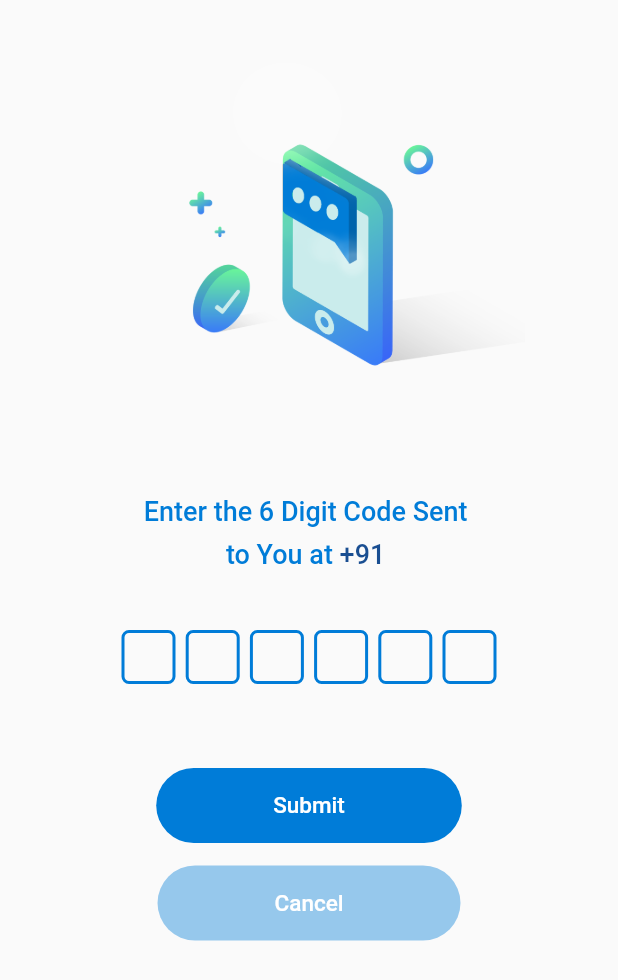
After one commit to aslahmp/smartBusDriver, a Flutter app: the LoginOtpView screen opened by its route, after a tap on "Submit", on a phone screen of 412 x 824 dp. The commit adds this screen. Shown: the top 980 px of the screen. Run offline on Flutter 3.47's test engine with Material 2 defaults, Android fonts, the phone set to English and light mode, and no system bars; drawn by our look-alikes of pin_code_fields; our stand-ins replace firebase_auth, firebase_core, firebase_database, get, shared_preferences; missing offline and left inert: result_type; accounts and stored records are empty; network calls fail; Roboto replaces fonts that are missing (Lorinbold, Lorinregular).

Commit message:
login compleated

```diff
--- /dev/null
+++ b/lib/app/data/firbase/auth/firbase_auth.dart
@@ -0,0 +1,43 @@
+// ignore_for_file: use_function_type_syntax_for_parameters
+
+import 'package:firebase_auth/firebase_auth.dart';
+import 'package:result_type/result_type.dart';
+
+class FirebaseAuthHelper {
+  final _auth = FirebaseAuth.instance;
+  final _durationTimeOut = Duration(seconds: 60);
+
+  Future<void> sendSms(
+      {required String mobileNumber,
+      required Function(String, int?) codeSent,
+      required Function(FirebaseAuthException) verificationFailed}) async {
+    bool? isSuccess;
+    String messege = '';
+
+    await _auth.verifyPhoneNumber(
+      phoneNumber: '+91' + mobileNumber,
+      verificationCompleted: (phoneAuthCredential) async {
+        await _auth.signInWithCredential(phoneAuthCredential);
+      },
+      verificationFailed: verificationFailed,
+      codeSent: codeSent,
+      codeAutoRetrievalTimeout: (verificationId) {},
+      timeout: _durationTimeOut,
+    );
+  }
+
+  Future<Result> verifySmsCode(String otp, String verificationId) async {
+    try {
+      await _auth.signInWithCredential(PhoneAuthProvider.credential(
+          verificationId: verificationId, smsCode: otp));
+    } catch (e) {
+      return Failure('');
+    } finally {
+      if (_auth.currentUser != null) {
+        return Success('');
+      } else {
+        return Failure('');
+      }
+    }
+  }
+}
--- a/lib/app/modules/LoginMobileNumber/controllers/login_mobile_number_controller.dart
+++ b/lib/app/modules/LoginMobileNumber/controllers/login_mobile_number_controller.dart
@@ -28,7 +28,7 @@ class LoginMobileNumberController extends GetxController {
       var mobileNumberExist =
           await userFirebase.checkUserExist(mobileNumberController.text);
       if (mobileNumberExist) {
-        // Get.toNamed(Routes.LOGIN_OTP);
+        Get.toNamed(Routes.LOGIN_OTP);
       } else {
         Get.showSnackbar(GetSnackBar(
           messageText: Text(
--- /dev/null
+++ b/lib/app/modules/LoginOtp/bindings/login_otp_binding.dart
@@ -0,0 +1,12 @@
+import 'package:get/get.dart';
+
+import '../controllers/login_otp_controller.dart';
+
+class LoginOtpBinding extends Bindings {
+  @override
+  void dependencies() {
+    Get.lazyPut<LoginOtpController>(
+      () => LoginOtpController(),
+    );
+  }
+}
--- /dev/null
+++ b/lib/app/modules/LoginOtp/controllers/login_otp_controller.dart
@@ -0,0 +1,102 @@
+import 'dart:async';
+
+import 'package:firebase_auth/firebase_auth.dart';
+import 'package:flutter/material.dart';
+import 'package:get/get.dart';
+
+import '../../../data/firbase/auth/firbase_auth.dart';
+import '../../../data/firbase/user/friebase_user.dart';
+import '../../../routes/app_pages.dart';
+import '../../LoginMobileNumber/controllers/login_mobile_number_controller.dart';
+
+class LoginOtpController extends GetxController {
+  var mobileNumber = ''.obs;
+  var mobileNumberController = Get.find<LoginMobileNumberController>();
+  final GlobalKey<FormState> formKey = GlobalKey<FormState>();
+  final otp = TextEditingController();
+  final _authFirebase = FirebaseAuthHelper();
+  final _userFirebase = FriebaseUser();
+  String? verificationId;
+  final isLoading = false.obs;
+
+  final _durationTimeOut = Duration(seconds: 60);
+  final isCanResendCode = false.obs;
+  final durationCountdown = 0.obs;
+  // var isShowWrongOtpText = false.obs;
+  @override
+  void onInit() {
+    mobileNumber.value = mobileNumberController.mobileNumberController.text;
+    verifyPhoneNumber();
+    super.onInit();
+  }
+
+  @override
+  void onReady() {
+    super.onReady();
+  }
+
+  void verifyPhoneNumber() async {
+    isLoading.value = true;
+
+    isCanResendCode.value = false;
+    await _authFirebase.sendSms(
+      mobileNumber: mobileNumber.value,
+      verificationFailed: (FirebaseAuthException e) async {
+        isLoading.value = false;
+        isCanResendCode.value = true;
+        Get.snackbar(
+          "Verification Failed",
+          e.message ?? '',
+          backgroundColor: Colors.white,
+          snackPosition: SnackPosition.BOTTOM,
+        );
+      },
+      codeSent: (verificationId, forceResendingToken) async {
+        this.verificationId = verificationId;
+        isLoading.value = false;
+        _validateCountdownResendCode();
+      },
+    );
+  }
+
+  void _validateCountdownResendCode() {
+    isCanResendCode.value = false;
+    var maxDurationInSecond = _durationTimeOut.inSeconds;
+    var currentDurationSecond = 0;
+    durationCountdown.value = maxDurationInSecond;
+
+    Timer.periodic(Duration(seconds: 1), (timer) {
+      currentDurationSecond++;
+      if (maxDurationInSecond - currentDurationSecond >= 0) {
+        durationCountdown.value = maxDurationInSecond - currentDurationSecond;
+      } else {
+        isCanResendCode.value = true;
+        timer.cancel();
+      }
+    });
+  }
+
+  void submitOtp() async {
+    isLoading.value = true;
+    if (formKey.currentState!.validate() && verificationId != null) {
+      isLoading.value = true;
+      var result = await _authFirebase.verifySmsCode(otp.text, verificationId!);
+      isLoading.value = false;
+      if (result.isSuccess) {
+        await _userFirebase.setUser(mobileNumber.value);
+        Get.offAllNamed(Routes.HOME);
+      } else {
+        Get.snackbar(
+          "Invalid Code",
+          "Please enter the correct code",
+          backgroundColor: Colors.white,
+          snackPosition: SnackPosition.BOTTOM,
+        );
+      }
+    }
+    isLoading.value = false;
+  }
+
+  @override
+  void onClose() {}
+}
--- /dev/null
+++ b/lib/app/modules/LoginOtp/views/local.widgets/enter_code_text.dart
@@ -0,0 +1,48 @@
+// ignore_for_file: use_key_in_widget_constructors
+
+import 'package:flutter/material.dart';
+import 'package:get/get.dart';
+
+import '../../../../../infastructure/utils/index.dart';
+import '../../controllers/login_otp_controller.dart';
+
+class EnterCodeText extends GetView<LoginOtpController> {
+  @override
+  Widget build(BuildContext context) {
+    return Container(
+      margin: EdgeInsets.only(top: 10),
+      child: Column(
+        children: [
+          Text(
+            'Enter the 6 Digit Code Sent ',
+            style: AppTextStyles.bold.copyWith(
+                fontSize: 18,
+                fontWeight: FontWeight.w500,
+                color: AppColors.blue2),
+          ),
+          verticalSpace(8),
+          Row(
+            mainAxisAlignment: MainAxisAlignment.center,
+            children: [
+              Text(
+                'to You at ',
+                style: AppTextStyles.bold.copyWith(
+                    fontSize: 18,
+                    fontWeight: FontWeight.w500,
+                    color: AppColors.blue2),
+              ),
+              Text(
+                '+91 ${controller.mobileNumber.value}',
+                style: AppTextStyles.bold.copyWith(
+                  fontSize: 18,
+                  color: AppColors.blue3,
+                  fontWeight: FontWeight.w500,
+                ),
+              ),
+            ],
+          ),
+        ],
+      ),
+    );
+  }
+}
--- /dev/null
+++ b/lib/app/modules/LoginOtp/views/local.widgets/image_view.dart
@@ -0,0 +1,23 @@
+import 'package:flutter/material.dart';
+
+import '../../../../../infastructure/utils/index.dart';
+
+class ImageView extends StatelessWidget {
+  const ImageView({
+    Key? key,
+  }) : super(key: key);
+
+  @override
+  Widget build(BuildContext context) {
+    return Align(
+      alignment: Alignment.topCenter,
+      child: Padding(
+        padding: const EdgeInsets.only(top: 20),
+        child: SizedBox(
+          height: 300,
+          child: Image.asset(AppImages.mobileLogainOtp),
+        ),
+      ),
+    );
+  }
+}
--- /dev/null
+++ b/lib/app/modules/LoginOtp/views/local.widgets/index.dart
@@ -0,0 +1,5 @@
+export './image_view.dart';
+export './enter_code_text.dart';
+export './otp_pin_field.dart';
+export './otp_cancel_button.dart';
+export './otp_submit_button.dart';
--- /dev/null
+++ b/lib/app/modules/LoginOtp/views/local.widgets/otp_cancel_button.dart
@@ -0,0 +1,29 @@
+import 'package:flutter/material.dart';
+import 'package:get/get.dart';
+
+import '../../../../../infastructure/utils/index.dart';
+import '../../controllers/login_otp_controller.dart';
+
+class OtpCancelButton extends GetView<LoginOtpController> {
+  @override
+  Widget build(BuildContext context) {
+    return Container(
+      margin: EdgeInsets.only(bottom: Get.height > 700 ? 90 : 60),
+      child: TextButton(
+          onPressed: () => Get.back(),
+          child: Padding(
+            padding: const EdgeInsets.symmetric(horizontal: 70, vertical: 8),
+            child: Text(
+              'Cancel',
+              style: AppTextStyles.regular.copyWith(
+                fontSize: 15,
+                color: AppColors.white,
+              ),
+            ),
+          ),
+          style: AppConstants.buttonStyle.copyWith(
+              backgroundColor: MaterialStateProperty.all<Color>(
+                  AppColors.blue2.withOpacity(.4)))),
+    );
+  }
+}
--- /dev/null
+++ b/lib/app/modules/LoginOtp/views/local.widgets/otp_pin_field.dart
@@ -0,0 +1,69 @@
+import 'package:flutter/material.dart';
+import 'package:flutter/services.dart';
+import 'package:get/get.dart';
+import 'package:pin_code_fields/pin_code_fields.dart';
+
+import '../../../../../infastructure/utils/index.dart';
+import '../../controllers/login_otp_controller.dart';
+
+class OtpPinField extends GetView<LoginOtpController> {
+  @override
+  Widget build(BuildContext context) {
+    return Container(
+      margin: EdgeInsets.only(top: 40),
+      width: 250,
+      child: Form(
+        key: controller.formKey,
+        child: Container(
+          child: Theme(
+            data: ThemeData(
+              inputDecorationTheme: InputDecorationTheme(
+                  fillColor: Theme.of(context).canvasColor),
+            ),
+            child: PinCodeTextField(
+              textStyle: TextStyle(color: AppColors.blue1),
+              appContext: context,
+              pastedTextStyle: TextStyle(
+                color: AppColors.blue1,
+                fontWeight: FontWeight.bold,
+              ),
+              length: 6,
+              enablePinAutofill: true,
+              obscureText: false,
+              animationType: AnimationType.fade,
+              autovalidateMode: AutovalidateMode.onUserInteraction,
+              validator: (v) {
+                if (v!.length < 6) {
+                  return "Please enter your OTP";
+                } else {
+                  return null;
+                }
+              },
+              pinTheme: PinTheme(
+                inactiveColor: AppColors.blue1,
+                activeColor: AppColors.blue2,
+                shape: PinCodeFieldShape.box,
+                borderRadius: BorderRadius.circular(5),
+                fieldHeight: 36,
+                fieldWidth: 36,
+              ),
+              animationDuration: Duration(milliseconds: 300),
+              enableActiveFill: false,
+              controller: controller.otp,
+              onCompleted: (v) {},
+              keyboardType: TextInputType.number,
+              onChanged: (e) {},
+              inputFormatters: <TextInputFormatter>[
+                FilteringTextInputFormatter.digitsOnly
+              ], // Only numbers can be entered
+
+              beforeTextPaste: (text) {
+                return true;
+              },
+            ),
+          ),
+        ),
+      ),
+    );
+  }
+}
--- /dev/null
+++ b/lib/app/modules/LoginOtp/views/local.widgets/otp_submit_button.dart
@@ -0,0 +1,35 @@
+import 'package:flutter/material.dart';
+import 'package:get/get.dart';
+
+import '../../../../../infastructure/utils/index.dart';
+import '../../controllers/login_otp_controller.dart';
+
+class OtpSubmitButton extends GetView<LoginOtpController> {
+  @override
+  Widget build(BuildContext context) {
+    return Container(
+      margin: EdgeInsets.only(top: 40, bottom: 15),
+      child: Obx(
+        () => controller.isLoading.value
+            ? CircularProgressIndicator(
+                color: AppColors.white,
+              )
+            : TextButton(
+                onPressed:
+                    controller.isLoading.value ? null : controller.submitOtp,
+                child: Padding(
+                  padding:
+                      const EdgeInsets.symmetric(horizontal: 70, vertical: 8),
+                  child: Text(
+                    'Submit',
+                    style: AppTextStyles.regular.copyWith(
+                      fontSize: 15,
+                      color: AppColors.white,
+                    ),
+                  ),
+                ),
+                style: AppConstants.buttonStyle),
+      ),
+    );
+  }
+}
--- /dev/null
+++ b/lib/app/modules/LoginOtp/views/login_otp_view.dart
@@ -0,0 +1,24 @@
+import 'package:flutter/material.dart';
+
+import 'package:get/get.dart';
+
+import '../controllers/login_otp_controller.dart';
+import 'local.widgets/index.dart';
+
+class LoginOtpView extends GetView<LoginOtpController> {
+  @override
+  Widget build(BuildContext context) {
+    return Scaffold(
+        body: SingleChildScrollView(
+      child: Column(
+        children: [
+          ImageView(),
+          EnterCodeText(),
+          OtpPinField(),
+          OtpSubmitButton(),
+          OtpCancelButton(),
+        ],
+      ),
+    ));
+  }
+}
--- a/lib/app/routes/app_pages.dart
+++ b/lib/app/routes/app_pages.dart
@@ -2,6 +2,8 @@ import 'package:get/get.dart';
 
 import '../modules/LoginMobileNumber/bindings/login_mobile_number_binding.dart';
 import '../modules/LoginMobileNumber/views/login_mobile_number_view.dart';
+import '../modules/LoginOtp/bindings/login_otp_binding.dart';
+import '../modules/LoginOtp/views/login_otp_view.dart';
 import '../modules/home/bindings/home_binding.dart';
 import '../modules/home/views/home_view.dart';
 import '../modules/splash/bindings/splash_binding.dart';
@@ -30,5 +32,10 @@ class AppPages {
       page: () => LoginMobileNumberView(),
       binding: LoginMobileNumberBinding(),
     ),
+    GetPage(
+      name: _Paths.LOGIN_OTP,
+      page: () => LoginOtpView(),
+      binding: LoginOtpBinding(),
+    ),
   ];
 }
--- a/lib/app/routes/app_routes.dart
+++ b/lib/app/routes/app_routes.dart
@@ -6,6 +6,7 @@ abstract class Routes {
   static const HOME = _Paths.HOME;
   static const SPLASH = _Paths.SPLASH;
   static const LOGIN_MOBILE_NUMBER = _Paths.LOGIN_MOBILE_NUMBER;
+  static const LOGIN_OTP = _Paths.LOGIN_OTP;
 }
 
 abstract class _Paths {
@@ -13,4 +14,5 @@ abstract class _Paths {
   static const HOME = '/home';
   static const SPLASH = '/splash';
   static const LOGIN_MOBILE_NUMBER = '/login-mobile-number';
+  static const LOGIN_OTP = '/login-otp';
 }
```
